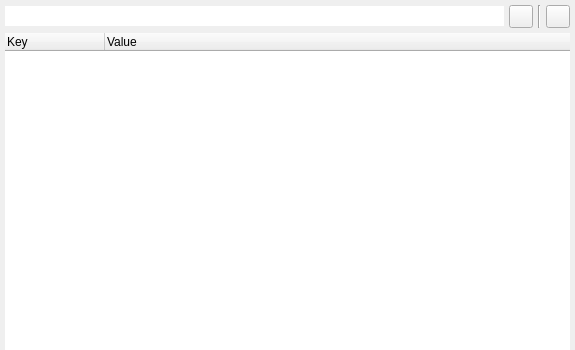
rizinorg/cutter, file src/widgets/sdbdock.ui: the form before one commit.
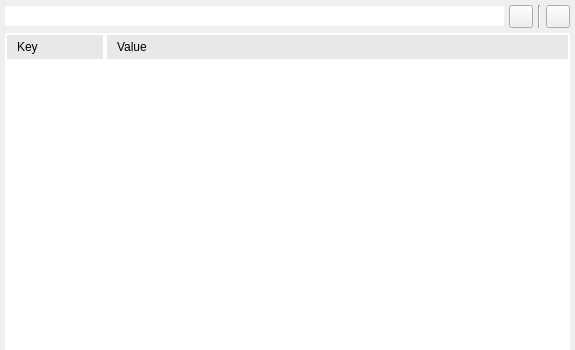
The form after the commit. Icons and pictures are not drawn.

What changed in the file:
```diff
--- a/src/widgets/sdbdock.ui
+++ b/src/widgets/sdbdock.ui
@@ -110,17 +110,17 @@
     border-left: 10px;
 }
 
-QTreeWidget::item:selected
-{
-    background: gray;
-    color: white;
-}
-
 QTreeWidget::item:hover
 {
     background: rgb(242, 246, 248);
     color: black;
-}s</string>
+}
+
+QTreeWidget::item:selected
+{
+    background: gray;
+    color: white;
+}</string>
       </property>
       <property name="frameShape">
        <enum>QFrame::NoFrame</enum>
```
